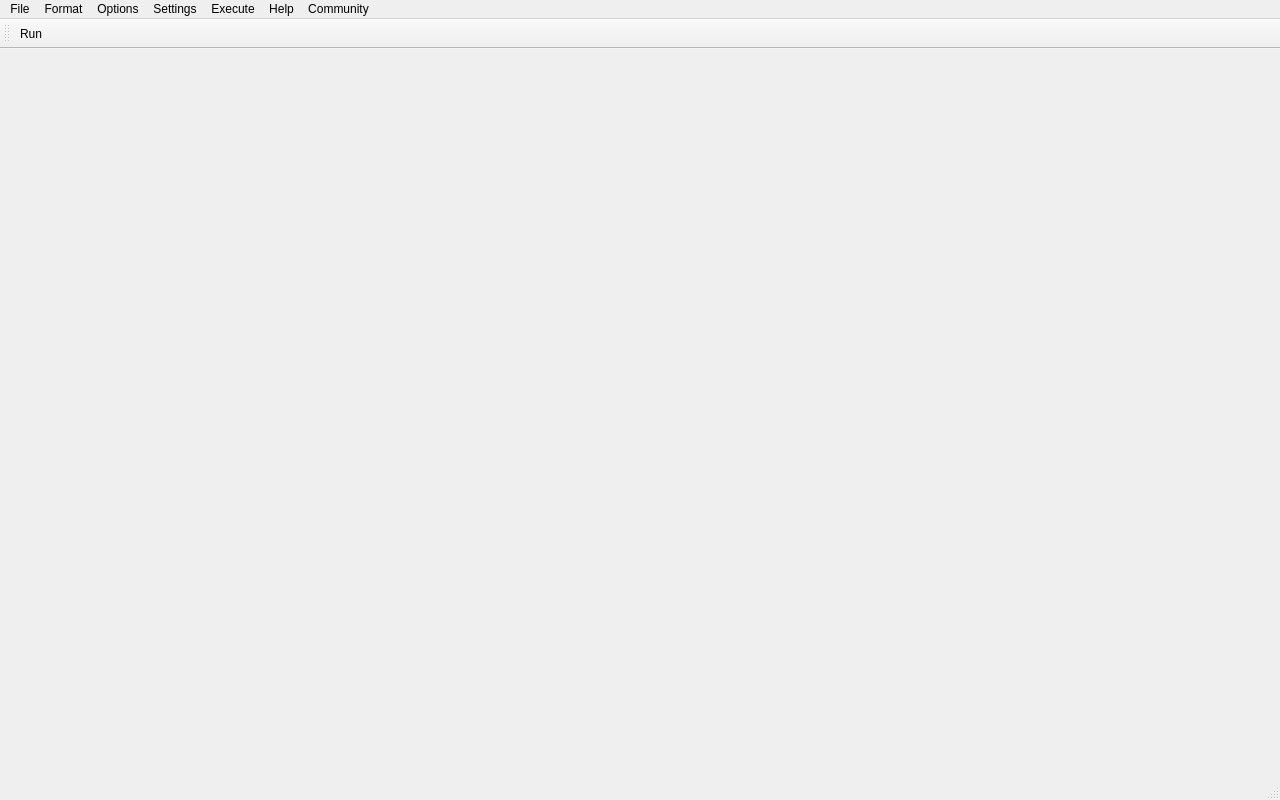
Qt form c-dev.ui (techy4shri/Shri-C-Dev) before a commit.
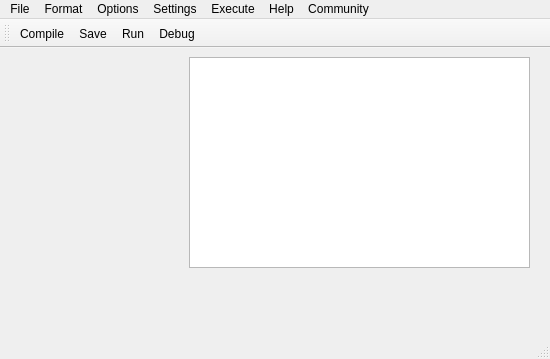
The same form after that commit. Icons and pictures are not drawn.

Diff of the .ui file:
```diff
--- a/c-dev.ui
+++ b/c-dev.ui
@@ -6,14 +6,14 @@
    <rect>
     <x>0</x>
     <y>0</y>
-    <width>1280</width>
-    <height>800</height>
+    <width>550</width>
+    <height>359</height>
    </rect>
   </property>
   <property name="minimumSize">
    <size>
-    <width>1280</width>
-    <height>800</height>
+    <width>0</width>
+    <height>0</height>
    </size>
   </property>
   <property name="windowTitle">
@@ -22,17 +22,32 @@
   <widget class="QWidget" name="centralwidget">
    <property name="minimumSize">
     <size>
-     <width>1280</width>
-     <height>800</height>
+     <width>0</width>
+     <height>0</height>
     </size>
    </property>
+   <widget class="QWidget" name="verticalLayoutWidget">
+    <property name="geometry">
+     <rect>
+      <x>189</x>
+      <y>9</y>
+      <width>341</width>
+      <height>211</height>
+     </rect>
+    </property>
+    <layout class="QVBoxLayout" name="verticalLayout">
+     <item>
+      <widget class="QPlainTextEdit" name="plainTextEdit"/>
+     </item>
+    </layout>
+   </widget>
   </widget>
   <widget class="QMenuBar" name="menubar">
    <property name="geometry">
     <rect>
      <x>0</x>
      <y>0</y>
-     <width>1280</width>
+     <width>550</width>
      <height>18</height>
     </rect>
    </property>
@@ -114,8 +129,8 @@
   <widget class="QToolBar" name="toolBar">
    <property name="minimumSize">
     <size>
-     <width>800</width>
-     <height>30</height>
+     <width>0</width>
+     <height>0</height>
     </size>
    </property>
    <property name="windowTitle">
@@ -127,7 +142,10 @@
    <attribute name="toolBarBreak">
     <bool>false</bool>
    </attribute>
+   <addaction name="actionCompile_2"/>
+   <addaction name="actionSave_2"/>
    <addaction name="actionRun_2"/>
+   <addaction name="actionDebug"/>
   </widget>
   <action name="actionRun">
    <property name="text">
@@ -299,6 +317,49 @@
     <string>F5</string>
    </property>
   </action>
+  <action name="actionDebug">
+   <property name="icon">
+    <iconset resource="resource.qrc">
+     <normaloff>:/bug/resources/bug_784558.png</normaloff>:/bug/resources/bug_784558.png</iconset>
+   </property>
+   <property name="text">
+    <string>Debug</string>
+   </property>
+   <property name="toolTip">
+    <string>debug the current c/cpp file</string>
+   </property>
+   <property name="shortcut">
+    <string>Ctrl+F4</string>
+   </property>
+  </action>
+  <action name="actionCompile_2">
+   <property name="icon">
+    <iconset resource="resource.qrc">
+     <normaloff>:/compile/resources/gear compiler icon no bg.png</normaloff>
+     <disabledoff>resources/gear compiler icon no bg.png</disabledoff>:/compile/resources/gear compiler icon no bg.png</iconset>
+   </property>
+   <property name="text">
+    <string>Compile</string>
+   </property>
+   <property name="toolTip">
+    <string>Compile the current file using selected compiler.</string>
+   </property>
+   <property name="shortcut">
+    <string>Ctrl+C</string>
+   </property>
+  </action>
+  <action name="actionSave_2">
+   <property name="icon">
+    <iconset resource="resource.qrc">
+     <normaloff>:/save/resources/save.png</normaloff>:/save/resources/save.png</iconset>
+   </property>
+   <property name="text">
+    <string>Save</string>
+   </property>
+   <property name="toolTip">
+    <string>Save the current file</string>
+   </property>
+  </action>
  </widget>
  <resources>
   <include location="resource.qrc"/>
```
Left out of the diff: 51 changed lines with no effect on the pictures.
